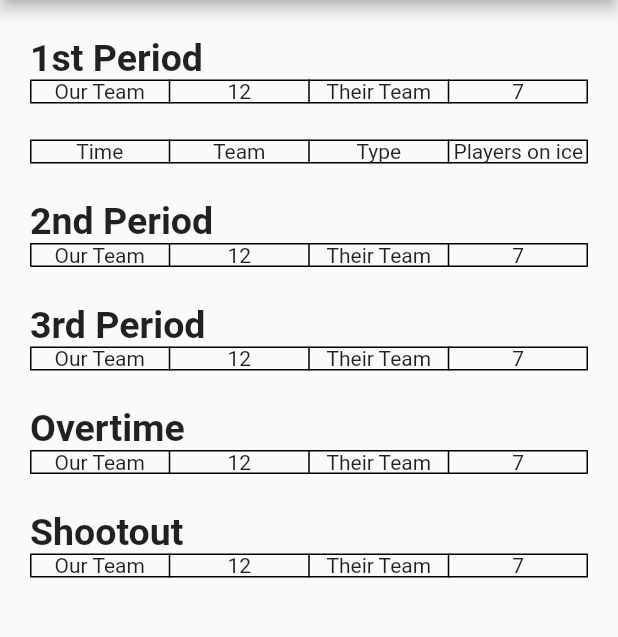
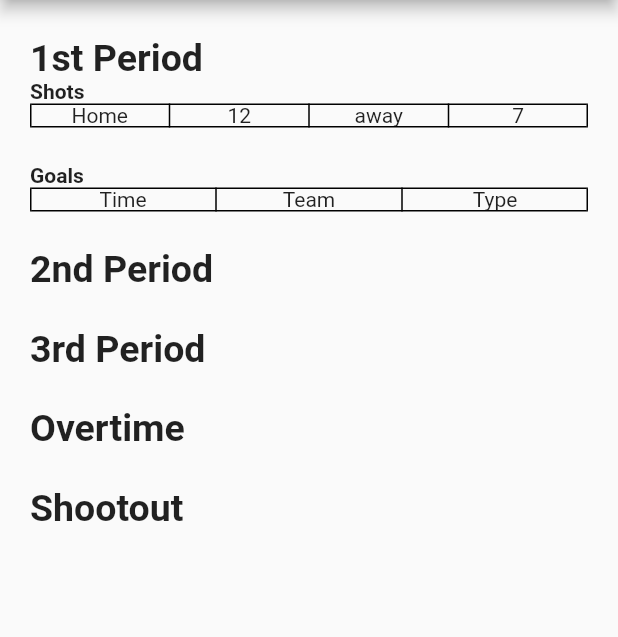
Before and after one commit to werntzp/goalie-saves, a Flutter app: the screen it shows after launch, after a tap on the "view list" icon, on a phone screen of 412 x 824 dp, the part 84-721 px from its top. Run offline on Flutter 3.47's test engine with Material 2 defaults, Android fonts, the phone set to English and light mode, and no system bars; our stand-ins replace flutter_time_picker_spinner, image_picker, shared_preferences.

Commit message:
Added summary screen

```diff
--- a/lib/game_screen.dart
+++ b/lib/game_screen.dart
@@ -5,7 +5,6 @@ import "package:shared_preferences/shared_preferences.dart";
 import "package:path_provider/path_provider.dart";
 import "dart:io";
 import "shared.dart";
-import "summary_screen.dart";
 
 class GameScreen extends StatefulWidget{
   GameScreen({Key key}) : super(key: key);
@@ -17,11 +16,6 @@ class GameScreen extends StatefulWidget{
 
 class _GameScreenState extends State<GameScreen> {
 
-  static const int GOALS = 0;
-  static const int SHOTS = 1;
-  static const int UP = 0;
-  static const int DOWN = 1;
-  final String _defaultLogo = "images/opp_logo.png";
   enumPeriodType _period = enumPeriodType.one;
   int _homeGoals = 0;
   int _awayGoals = 0;
@@ -36,12 +30,12 @@ class _GameScreenState extends State<GameScreen> {
   String _displayPeriod = "1";
   String _path = "";
   Directory _directory;
-  String _homeLogoName = "home_logo.png";
-  String _awayLogoName = "away_logo.png";
   File _homeLogoFile;
   File _awayLogoFile;
   List<Goal> _goals = <Goal>[];
   bool _isSwitched = false;
+  Map<enumPeriodType, int> _homeShotsMap = {enumPeriodType.one: 0, enumPeriodType.two: 0, enumPeriodType.three: 0, enumPeriodType.ot: 0, enumPeriodType.so: 0};
+  Map<enumPeriodType, int> _awayShotsMap = {enumPeriodType.one: 0, enumPeriodType.two: 0, enumPeriodType.three: 0, enumPeriodType.ot: 0, enumPeriodType.so: 0};
 
   // don't get goals or shots go above 99 or below 0
   int restrictNumber(direction, counter) {
@@ -64,6 +58,7 @@ class _GameScreenState extends State<GameScreen> {
   // clear out all the values
   void _reset() {
     setState(() {
+      // clear all the vars
       _homeGoals = 0;
       _awayGoals = 0;
       _homeShots = 0;
@@ -72,24 +67,36 @@ class _GameScreenState extends State<GameScreen> {
       _awaySvg = 100.00;
       _homeDisplaySvg = "100.00";
       _awayDisplaySvg = "100.00";
+      // reset the maps
+      _homeShotsMap[enumPeriodType.one] = 0;
+      _homeShotsMap[enumPeriodType.two] = 0;
+      _homeShotsMap[enumPeriodType.three] = 0;
+      _homeShotsMap[enumPeriodType.ot] = 0;
+      _homeShotsMap[enumPeriodType.so] = 0;
+      _awayShotsMap[enumPeriodType.one] = 0;
+      _awayShotsMap[enumPeriodType.two] = 0;
+      _awayShotsMap[enumPeriodType.three] = 0;
+      _awayShotsMap[enumPeriodType.ot] = 0;
+      _awayShotsMap[enumPeriodType.so] = 0;
+
     }
     );
   }
 
   // get a handle to the home team's logo
   Future<File> get _getHomeTeamlogoFile async {
-    return File("$_path/$_homeLogoName");
+    return File("$_path/$HOME_TEAM_LOGO");
   }
 
   // get a handle to the away team's logo
   Future<File> get _getAwayTeamlogoFile async {
-    return File("$_path/$_awayLogoName");
+    return File("$_path/$AWAY_TEAM_LOGO");
   }
 
   // if no custom logo, use default one for home team
   Widget _homeTeamLogo() {
     if (_homeLogoFile == null) {
-      return Image.asset("$_defaultLogo", width: 100, height: 100,);
+      return Image.asset("$DEFAULT_LOGO", width: 100, height: 100,);
     } else {
       imageCache.clear();
       return Image.file(_homeLogoFile, width: 100, height: 100,);
@@ -98,8 +105,8 @@ class _GameScreenState extends State<GameScreen> {
 
   // if no custom logo, use default one for away team
   Widget _awayTeamLogo() {
-    if (_homeLogoFile == null) {
-      return Image.asset("$_defaultLogo", width: 100, height: 100,);
+    if (_awayLogoFile == null) {
+      return Image.asset("$DEFAULT_LOGO", width: 100, height: 100,);
     } else {
       imageCache.clear();
       return Image.file(_awayLogoFile, width: 100, height: 100,);
@@ -114,7 +121,7 @@ class _GameScreenState extends State<GameScreen> {
     String extra = "no";
 
     // home team logo
-    if (await File("$_path/$_homeLogoName").exists() == true) {
+    if (await File("$_path/$HOME_TEAM_LOGO").exists() == true) {
       _homeLogoFile = await _getHomeTeamlogoFile;
     }
     else {
@@ -122,7 +129,7 @@ class _GameScreenState extends State<GameScreen> {
     }
 
     // away team logo
-    if (await File("$_path/$_homeLogoName").exists() == true) {
+    if (await File("$_path/$AWAY_TEAM_LOGO").exists() == true) {
       _awayLogoFile = await _getAwayTeamlogoFile;
     }
     else {
@@ -201,11 +208,7 @@ class _GameScreenState extends State<GameScreen> {
 
   // go to the game summary screen
   void _gameSummary() async {
-
-    Navigator.push(
-      context,
-      MaterialPageRoute(builder: (context) => SummaryScreen()),
-    );
+    Navigator.pushNamed(context, "/summary", arguments: new Summary(_homeShotsMap, _awayShotsMap, _goals));
 
   }
 
@@ -238,9 +241,25 @@ class _GameScreenState extends State<GameScreen> {
 
   // as goals or shots change, update the goalie's save percentage
   void _updateSavePercentage() {
-    _homeSvg = ((_awayShots - _awayGoals) / _awayShots) * 100.00;
+    int tmpHomeShots = 0;
+    int tmpAwayShots = 0;
+
+    if (_awayShots == 0) {
+      tmpAwayShots = 1;
+    }
+    else {
+      tmpAwayShots = _awayShots;
+    }
+    if (_homeShots == 0) {
+      tmpHomeShots = 1;
+    }
+    else {
+      tmpHomeShots = _homeShots;
+    }
+
+    _homeSvg = ((tmpAwayShots - _awayGoals) / tmpAwayShots) * 100.00;
     _homeDisplaySvg = _homeSvg.toStringAsFixed(2);
-    _awaySvg = ((_homeShots - _homeGoals) / _homeShots) * 100.00;
+    _awaySvg = ((tmpHomeShots - _homeGoals) / tmpHomeShots) * 100.00;
     _awayDisplaySvg = _awaySvg.toStringAsFixed(2);
 
   }
@@ -249,24 +268,31 @@ class _GameScreenState extends State<GameScreen> {
   void _incrementHomeShots() {
     _update(enumTeamType.home, SHOTS, UP);
   }
+
   void _decrementHomeShots() {
     _update(enumTeamType.home, SHOTS, DOWN);
   }
+
   void _addHomeGoalSimple() {
     _update(enumTeamType.home, GOALS, UP);
   }
+
   void _decrementHomeGoals() {
     _update(enumTeamType.home, GOALS, DOWN);
   }
+
   void _incrementAwayShots() {
     _update(enumTeamType.away, SHOTS, UP);
   }
+
   void _decrementAwayShots() {
     _update(enumTeamType.away, SHOTS, DOWN);
   }
+
   void _addAwayGoalSimple() {
     _update(enumTeamType.away, GOALS, UP);
   }
+
   void _decrementAwayGoals() {
     _update(enumTeamType.away, GOALS, DOWN);
   }
@@ -290,11 +316,12 @@ class _GameScreenState extends State<GameScreen> {
   }
 
   // update number of shots or goals
-  void _update(who, what, direction) {
+  void _update(enumTeamType who, int what, int direction) {
     setState(() {
 
       if ((who == enumTeamType.home) & (what == SHOTS)) {
         _homeShots = restrictNumber(direction, _homeShots);
+        _homeShotsMap[_period] = _homeShots;
       }
       else if ((who == enumTeamType.home) & (what == GOALS)) {
         _homeGoals = restrictNumber(direction, _homeGoals);
@@ -303,7 +330,7 @@ class _GameScreenState extends State<GameScreen> {
         }
         // add or remove goal from the list
         if (direction == UP) {
-          Goal g = new Goal(null, enumTeamType.home, null, _period, null);
+          Goal g = new Goal(null, who, null, _period);
           _goals.add(g);
         }
         else {
@@ -320,6 +347,7 @@ class _GameScreenState extends State<GameScreen> {
       }
       else if ((who == enumTeamType.away) & (what == SHOTS)) {
         _awayShots = restrictNumber(direction, _awayShots);
+        _awayShotsMap[_period] = _awayShots;
       }
       else {
         _awayGoals = restrictNumber(direction, _awayGoals);
@@ -327,7 +355,7 @@ class _GameScreenState extends State<GameScreen> {
           _awayShots = _awayGoals;
         }
         // add a new goal to the list
-        Goal g = new Goal(null, enumTeamType.away, null, _period, null);
+        Goal g = new Goal(null, who, null, _period);
         _goals.add(g);
       }
 
--- a/lib/main.dart
+++ b/lib/main.dart
@@ -1,6 +1,7 @@
 import "package:flutter/material.dart";
 import "game_screen.dart";
 import "shared.dart";
+import "summary_screen.dart";
 
 void main() => runApp(StatsApp());
 
@@ -9,6 +10,9 @@ class StatsApp extends StatelessWidget {
   @override
   Widget build(BuildContext context) {
     return MaterialApp(
+      routes: {
+        "/summary": (context) => SummaryScreen(),
+      },
       title: APP_TITLE,
       home: new GameScreen(),
     );
--- a/lib/shared.dart
+++ b/lib/shared.dart
@@ -1,24 +1,30 @@
-
 const APP_TITLE = "Goalie Saves!";
+const DEFAULT_LOGO = "images/opp_logo.png";
+const HOME_TEAM_LOGO = "home_logo.png";
+const AWAY_TEAM_LOGO = "away_logo.png";
+const int GOALS = 0;
+const int SHOTS = 1;
+const int UP = 0;
+const int DOWN = 1;
 
 enum enumTeamType { home, away }
 enum enumGoalType { es, pp, en, sh, ps }
 enum enumPeriodType { one, two, three, ot, so }
-
-class Player {
-  final int id;
-  final String jersey;
-  bool selected = false;
-
-  Player(this.id, this.jersey);
-}
 
 class Goal {
   final enumGoalType type;
   final enumTeamType team;
   final DateTime time;
   final enumPeriodType period;
-  final List<Player> players;
 
-  Goal(this.type, this.team, this.time, this.period, this.players);
+  Goal(this.type, this.team, this.time, this.period);
 }
+
+class Summary {
+  final Map<enumPeriodType, int> homeShots;
+  final Map<enumPeriodType, int> awayShots;
+  final List<Goal> goals;
+
+  Summary(this.homeShots, this.awayShots, this.goals);
+
+}
--- a/lib/summary_screen.dart
+++ b/lib/summary_screen.dart
@@ -19,20 +19,22 @@ class SummaryScreen extends StatelessWidget{
             children: <Widget>[
               Padding(padding: const EdgeInsets.all(12.0),),
               Text("1st Period", style: TextStyle(fontWeight: FontWeight.bold, fontSize: 25),),
+              Text("Shots", style: TextStyle(fontWeight: FontWeight.bold)),
               Table(
                 border: TableBorder.all(),
                 children: [
                   TableRow(
                     children: [
-                      Column(children: <Widget>[Text("Our Team")],),
+                      Column(children: <Widget>[Text("Home")],),
                       Column(children: <Widget>[Text("12")],),
-                      Column(children: <Widget>[Text("Their Team")],),
+                      Column(children: <Widget>[Text("away")],),
                       Column(children: <Widget>[Text("7")],),
                     ]
                   ),
                 ],
               ),
               Padding(padding: const EdgeInsets.all(12.0),),
+              Text("Goals", style: TextStyle(fontWeight: FontWeight.bold)),
               Table(
                 border: TableBorder.all(),
                 children: [
@@ -41,73 +43,22 @@ class SummaryScreen extends StatelessWidget{
                       Column(children: <Widget>[Text("Time")],),
                       Column(children: <Widget>[Text("Team")],),
                       Column(children: <Widget>[Text("Type")],),
-                      Column(children: <Widget>[Text("Players on ice")],),
                     ]
                   ),
                 ],
               ),
               Padding(padding: const EdgeInsets.all(12.0),),
               Text("2nd Period", style: TextStyle(fontWeight: FontWeight.bold, fontSize: 25),),
-              Table(
-                border: TableBorder.all(),
-                children: [
-                  TableRow(
-                    children: [
-                      Column(children: <Widget>[Text("Our Team")],),
-                      Column(children: <Widget>[Text("12")],),
-                      Column(children: <Widget>[Text("Their Team")],),
-                      Column(children: <Widget>[Text("7")],),
-                    ]
-                  ),
+              Padding(padding: const EdgeInsets.all(12.0),),
+              Text("3rd Period", style: TextStyle(fontWeight: FontWeight.bold, fontSize: 25),),
+              Padding(padding: const EdgeInsets.all(12.0),),
+              Text("Overtime", style: TextStyle(fontWeight: FontWeight.bold, fontSize: 25),),
+              Padding(padding: const EdgeInsets.all(12.0),),
+              Text("Shootout", style: TextStyle(fontWeight: FontWeight.bold, fontSize: 25),)
                 ],
               ),
-              Padding(padding: const EdgeInsets.all(12.0),),
-              Text("3rd Period", style: TextStyle(fontWeight: FontWeight.bold, fontSize: 25),),
-              Table(
-                border: TableBorder.all(),
-                children: [
-                  TableRow(
-                    children: [
-                      Column(children: <Widget>[Text("Our Team")],),
-                      Column(children: <Widget>[Text("12")],),
-                      Column(children: <Widget>[Text("Their Team")],),
-                      Column(children: <Widget>[Text("7")],),
-                    ]
-                  ),
-                ],
-              ),              Padding(padding: const EdgeInsets.all(12.0),),
-              Text("Overtime", style: TextStyle(fontWeight: FontWeight.bold, fontSize: 25),),
-              Table(
-                border: TableBorder.all(),
-                children: [
-                  TableRow(
-                    children: [
-                      Column(children: <Widget>[Text("Our Team")],),
-                      Column(children: <Widget>[Text("12")],),
-                      Column(children: <Widget>[Text("Their Team")],),
-                      Column(children: <Widget>[Text("7")],),
-                    ]
-                  ),
-                ],
-              ),              Padding(padding: const EdgeInsets.all(12.0),),
-              Text("Shootout", style: TextStyle(fontWeight: FontWeight.bold, fontSize: 25),),
-              Table(
-                border: TableBorder.all(),
-                children: [
-                  TableRow(
-                    children: [
-                      Column(children: <Widget>[Text("Our Team")],),
-                      Column(children: <Widget>[Text("12")],),
-                      Column(children: <Widget>[Text("Their Team")],),
-                      Column(children: <Widget>[Text("7")],),
-                    ]
-                  ),
-                ],
-              ),
-            ],
           )
         )
-      )
     );
-    }
+  }
 }
```
Also changed, not shown: lib/goals_screen.dart (+88 -77 lines), lib/settings_screen.dart (+126 -167 lines).
